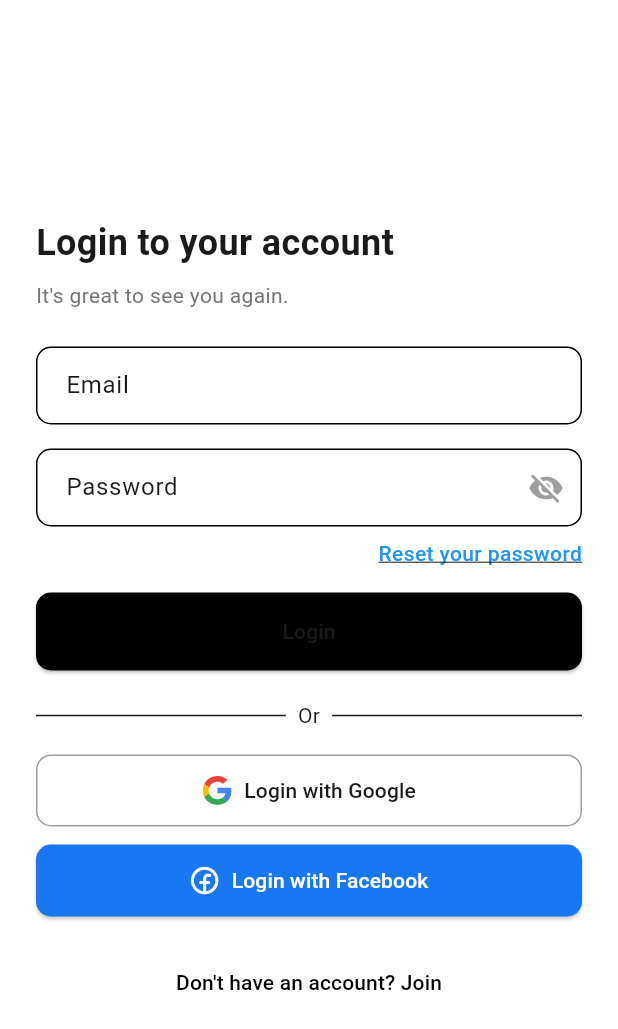
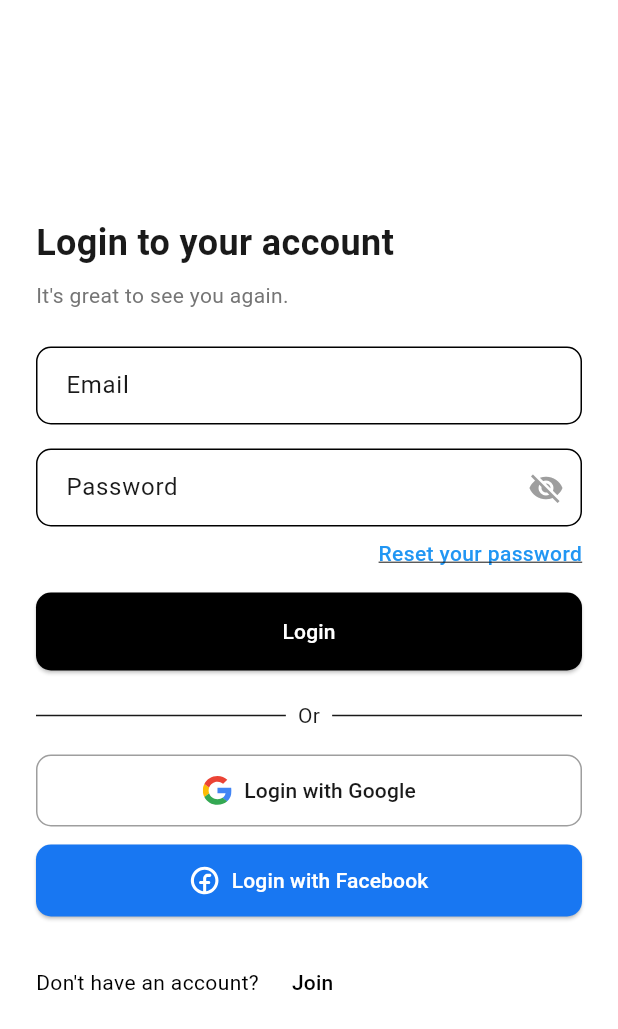
Before and after one commit to Urgenchbayev-Alibek/store_app, a Flutter app: the LoginView screen opened by its route, on a phone screen of 412 x 824 dp. Shown: the top 1029 px of the screen. Run offline on Flutter 3.47's test engine with Material 3 defaults, Android fonts, the phone set to English and light mode, and no system bars; our stand-ins replace dio, equatable, flutter_bloc, flutter_screenutil, flutter_secure_storage, flutter_svg and 1 more; accounts and stored records are empty; Roboto replaces fonts that are missing (General Sans).

Commit message:
some changes

```diff
--- a/lib/core/routing/router.dart
+++ b/lib/core/routing/router.dart
@@ -3,6 +3,7 @@ import 'package:go_router/go_router.dart';
 import 'package:store_app/core/client.dart';
 import 'package:store_app/core/routing/routes.dart';
 import 'package:store_app/data/repositories/auth_repository.dart';
+import 'package:store_app/features/auth/sign_up/pages/sing_up_view.dart';
 import 'package:store_app/main.dart';
 import '../../features/auth/login/bloc/login_bloc.dart';
 import '../../features/auth/login/pages/login_view.dart';
@@ -11,7 +12,7 @@ import '../../features/onboarding/pages/splash_screen_view.dart';
 
 final GoRouter router = GoRouter(
   navigatorKey: navigatorKey,
-  initialLocation: Routes.login,
+  initialLocation: Routes.onboarding,
   routes: [
     GoRoute(
       path: Routes.splashScreen,
@@ -30,5 +31,6 @@ final GoRouter router = GoRouter(
               ),
           child: LoginView()),
     ),
+    GoRoute(path: Routes.signUp, builder: (context, state) => SignUpView(),)
   ],
 );
--- a/lib/features/auth/login/bloc/login_bloc.dart
+++ b/lib/features/auth/login/bloc/login_bloc.dart
@@ -12,13 +12,13 @@ class LoginBloc extends Bloc<LoginEvent, LoginState> {
 
   Future<void> _onLoginButtonPressed(
       LoginButtonPressed event, Emitter<LoginState> emit) async {
-    emit(LoginLoading()); // 🔹 Holat: Yuklanmoqda
+    emit(LoginLoading());
 
     try {
       await authRepository.login(event.login, event.password);
-      emit(LoginSuccess()); // 🔹 Holat: Muvaffaqiyatli
+      emit(LoginSuccess());
     } catch (e) {
-      emit(LoginFailure(error: e.toString())); // 🔹 Holat: Xato
+      emit(LoginFailure(error: e.toString()));
     }
   }
 }
--- a/lib/features/auth/login/bloc/login_event.dart
+++ b/lib/features/auth/login/bloc/login_event.dart
@@ -5,7 +5,6 @@ abstract class LoginEvent extends Equatable {
   List<Object?> get props => [];
 }
 
-// 🔹 Login tugmasi bosilganda
 class LoginButtonPressed extends LoginEvent {
   final String login;
   final String password;
--- a/lib/features/auth/login/bloc/login_state.dart
+++ b/lib/features/auth/login/bloc/login_state.dart
@@ -5,16 +5,12 @@ abstract class LoginState extends Equatable {
   List<Object?> get props => [];
 }
 
-// 🔹 Boshlang‘ich holat
 class LoginInitial extends LoginState {}
 
-// 🔹 Login yuklanmoqda
 class LoginLoading extends LoginState {}
 
-// 🔹 Login muvaffaqiyatli
 class LoginSuccess extends LoginState {}
 
-// 🔹 Login xatolik bilan tugadi
 class LoginFailure extends LoginState {
   final String error;
 
--- a/lib/features/auth/login/pages/login_view.dart
+++ b/lib/features/auth/login/pages/login_view.dart
@@ -1,5 +1,8 @@
 import 'package:flutter/material.dart';
 import 'package:flutter_svg/flutter_svg.dart';
+import 'package:go_router/go_router.dart';
+
+import '../../../../core/routing/routes.dart';
 
 class LoginView extends StatefulWidget {
   @override
@@ -16,8 +19,7 @@ class _LoginViewState extends State<LoginView> {
 
   void validateInputs() {
     setState(() {
-      isLoginValid = RegExp(r"^[\w-\.]+@([\w-]+\.)+[\w-]{2,4}$")
-          .hasMatch(_loginController.text);
+      isLoginValid = RegExp(r"^[\w-\.]+@([\w-]+\.)+[\w-]{2,4}$").hasMatch(_loginController.text);
       isPasswordValid = _passwordController.text.length >= 6;
     });
   }
@@ -65,15 +67,11 @@ class _LoginViewState extends State<LoginView> {
                 onChanged: (_) => validateInputs(),
                 decoration: InputDecoration(
                   labelText: 'Email',
-                  border: OutlineInputBorder(
-                      borderRadius: BorderRadius.circular(10)),
-                  enabledBorder: _loginController.text.isEmpty
-                      ? OutlineInputBorder(borderRadius: BorderRadius.circular(10))
-                      : customBorder(isLoginValid),
+                  border: OutlineInputBorder(borderRadius: BorderRadius.circular(10)),
+                  enabledBorder: _loginController.text.isEmpty ? OutlineInputBorder(borderRadius: BorderRadius.circular(10)) : customBorder(isLoginValid),
                   focusedBorder: customBorder(isLoginValid),
                   suffixIcon: suffixIcon(isLoginValid, _loginController.text),
-                  contentPadding:
-                  EdgeInsets.symmetric(horizontal: 16, vertical: 14),
+                  contentPadding: EdgeInsets.symmetric(horizontal: 16, vertical: 14),
                 ),
               ),
               SizedBox(height: 16),
@@ -83,11 +81,8 @@ class _LoginViewState extends State<LoginView> {
                 onChanged: (_) => validateInputs(),
                 decoration: InputDecoration(
                   labelText: 'Password',
-                  border: OutlineInputBorder(
-                      borderRadius: BorderRadius.circular(10)),
-                  enabledBorder: _passwordController.text.isEmpty
-                      ? OutlineInputBorder(borderRadius: BorderRadius.circular(10))
-                      : customBorder(isPasswordValid),
+                  border: OutlineInputBorder(borderRadius: BorderRadius.circular(10)),
+                  enabledBorder: _passwordController.text.isEmpty ? OutlineInputBorder(borderRadius: BorderRadius.circular(10)) : customBorder(isPasswordValid),
                   focusedBorder: customBorder(isPasswordValid),
                   suffixIcon: Row(
                     mainAxisSize: MainAxisSize.min,
@@ -96,17 +91,13 @@ class _LoginViewState extends State<LoginView> {
                         Padding(
                           padding: const EdgeInsets.only(right: 4),
                           child: Icon(
-                            isPasswordValid
-                                ? Icons.check_circle
-                                : Icons.error,
+                            isPasswordValid ? Icons.check_circle : Icons.error,
                             color: isPasswordValid ? Colors.green : Colors.red,
                           ),
                         ),
                       IconButton(
                         icon: Icon(
-                          _obscurePassword
-                              ? Icons.visibility_off
-                              : Icons.visibility,
+                          _obscurePassword ? Icons.visibility_off : Icons.visibility,
                           color: Colors.grey,
                         ),
                         onPressed: () {
@@ -117,16 +108,14 @@ class _LoginViewState extends State<LoginView> {
                       ),
                     ],
                   ),
-                  contentPadding:
-                  EdgeInsets.symmetric(horizontal: 16, vertical: 14),
+                  contentPadding: EdgeInsets.symmetric(horizontal: 16, vertical: 14),
                 ),
               ),
               SizedBox(height: 8),
               Align(
                 alignment: Alignment.centerRight,
                 child: GestureDetector(
-                  onTap: () {
-                  },
+                  onTap: () {},
                   child: Text(
                     "Reset your password",
                     style: TextStyle(
@@ -142,16 +131,17 @@ class _LoginViewState extends State<LoginView> {
                 style: ElevatedButton.styleFrom(
                   backgroundColor: Colors.black,
                   padding: EdgeInsets.symmetric(vertical: 16),
-                  shape: RoundedRectangleBorder(
-                      borderRadius: BorderRadius.circular(10)),
+                  shape: RoundedRectangleBorder(borderRadius: BorderRadius.circular(10)),
                 ),
                 onPressed: () {
                   validateInputs();
                 },
-                child: Text("Login"),
+                child: Text("Login", style: TextStyle(color: Colors.white),),
               ),
               SizedBox(height: 20),
-              Row(
+              Center(
+                child: Row(
+                  mainAxisAlignment: MainAxisAlignment.center,
                   children: [
                     Expanded(child: Divider()),
                     Padding(
@@ -161,17 +151,16 @@ class _LoginViewState extends State<LoginView> {
                     Expanded(child: Divider()),
                   ],
                 ),
+              ),
               SizedBox(height: 16),
               OutlinedButton.icon(
-                icon: SvgPicture.asset("assets/icons/google_logo.svg",
-                    height: 20, width: 20),
+                icon: SvgPicture.asset("assets/icons/google_logo.svg", height: 20, width: 20),
                 label: Text("Login with Google"),
                 onPressed: () {},
                 style: OutlinedButton.styleFrom(
                   padding: EdgeInsets.symmetric(vertical: 14),
                   side: BorderSide(color: Colors.grey),
-                  shape: RoundedRectangleBorder(
-                      borderRadius: BorderRadius.circular(10)),
+                  shape: RoundedRectangleBorder(borderRadius: BorderRadius.circular(10)),
                 ),
               ),
               SizedBox(height: 12),
@@ -180,23 +169,29 @@ class _LoginViewState extends State<LoginView> {
                   backgroundColor: Color(0xFF1877F2),
                   foregroundColor: Colors.white,
                   padding: EdgeInsets.symmetric(vertical: 14),
-                  shape: RoundedRectangleBorder(
-                      borderRadius: BorderRadius.circular(10)),
+                  shape: RoundedRectangleBorder(borderRadius: BorderRadius.circular(10)),
                 ),
-                icon: SvgPicture.asset("assets/icons/facebook.svg",
-                    height: 20, width: 20, color: Colors.white),
+                icon: SvgPicture.asset("assets/icons/facebook.svg", height: 20, width: 20, color: Colors.white),
                 label: Text("Login with Facebook"),
                 onPressed: () {},
               ),
               SizedBox(height: 20),
-              Center(
-                child: TextButton(
-                  onPressed: () {},
+              Row(
+                children: [
+                  Text(
+                    "Don't have an account? ",
+                    style: TextStyle(color: Colors.black),
+                  ),
+                  TextButton(
+                    onPressed: () {
+                      context.push(Routes.signUp);
+                    },
                     child: Text(
-                    "Don't have an account? Join",
+                      "Join",
                       style: TextStyle(color: Colors.black),
                     ),
                   ),
+                ],
               ),
             ],
           ),
@@ -206,10 +201,6 @@ class _LoginViewState extends State<LoginView> {
   }
 }
 
-
-
-
-
 class MY extends StatelessWidget {
   const MY({super.key});
 
--- a/lib/features/onboarding/widgets/onboarding_bottom_nav_bar.dart
+++ b/lib/features/onboarding/widgets/onboarding_bottom_nav_bar.dart
@@ -31,6 +31,7 @@
 import 'package:flutter/material.dart';
 import 'package:flutter_screenutil/flutter_screenutil.dart';
 import 'package:go_router/go_router.dart';
+import 'package:store_app/core/routing/routes.dart';
 
 import '../../common/store_text_button.dart';
 
@@ -54,7 +55,7 @@ class OnboardingBottomNavBar extends StatelessWidget {
         height: 54.h,
         showArrow: true,
         callback: () {
-          context.go('/sign-up'); // yoki context.push('/signup') agar backga qaytmoqchi bo‘lsangiz
+          context.go(Routes.signUp); // yoki context.push('/signup') agar backga qaytmoqchi bo‘lsangiz
         },
       ),
     );
```
Also changed, not shown: lib/core/client.dart (+21 -1 lines), lib/features/auth/sign_up/pages/sing_up_view.dart (+4 -12 lines), lib/features/auth/sign_up/widgets/bottom_navigation.dart (+16 -4 lines), lib/main.dart (+0 -28 lines), lib/features/auth/sign_up/bloc/sign_up_bloc.dart (added), lib/features/auth/sign_up/bloc/sign_up_event.dart (added), lib/features/auth/sign_up/bloc/sign_up_state.dart (added). Lines whose indentation alone changed are shown as unchanged.
